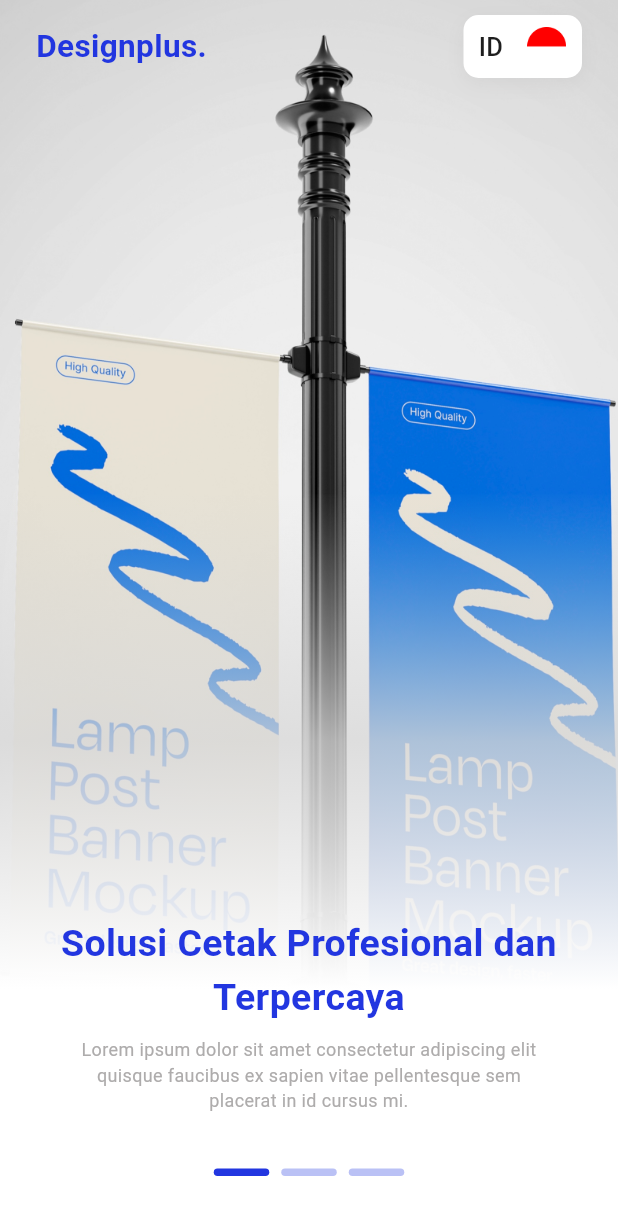
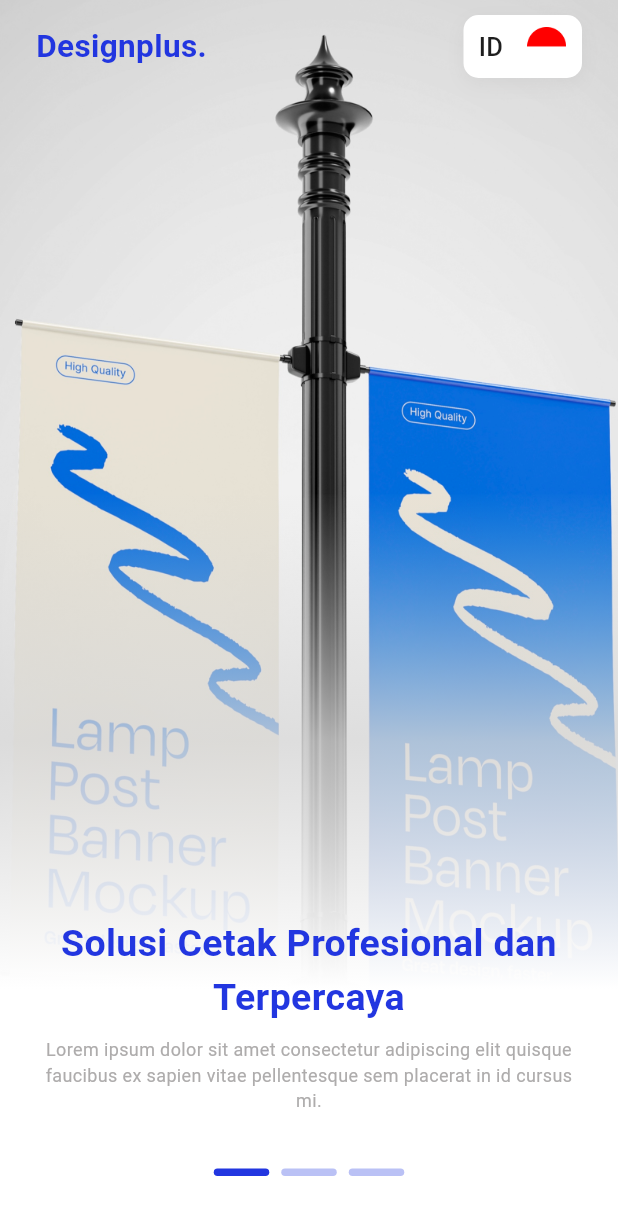
Before and after one commit to DonzKrieg/DesignPlus, a Flutter app: the screen it shows after launch, on a phone screen of 412 x 824 dp. Shown: the top 1215 px of the screen. Run offline on Flutter 3.47's test engine with Material 3 defaults, Android fonts, the phone set to English and light mode, and no system bars; drawn by our look-alikes of smooth_page_indicator; our stand-ins replace google_fonts.

Commit message:
first push

```diff
--- a/lib/pages/onboarding_page.dart
+++ b/lib/pages/onboarding_page.dart
@@ -140,7 +140,7 @@
                       ),
                       SizedBox(height: 8),
                       Text(
-                        "Lorem ipsum dolor sit amet consectetur adipiscing elit\nquisque faucibus ex sapien vitae pellentesque sem\nplacerat in id cursus mi.",
+                        "Lorem ipsum dolor sit amet consectetur adipiscing elit quisque faucibus ex sapien vitae pellentesque sem placerat in id cursus mi.",
                         textAlign: TextAlign.center,
                         style: TextStyle(color: kGreyColor, fontSize: 12),
                       ),
```
